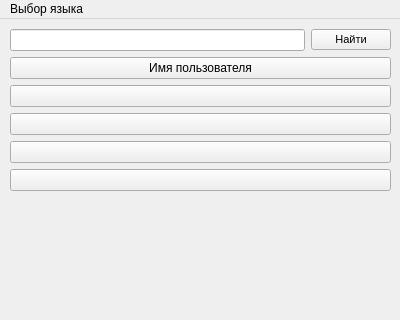
This is OverseasClient/client/mainwindow.ui in mertismk/ChatWithForeigners as Qt 5 draws it before an edit; both pictures show x 0 to 400 and y 0 to 320 of the 400 by 600 pixel window. The edited form follows.
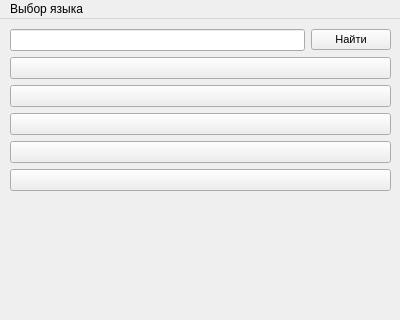
This is the edited form.

Patch:
```diff
--- a/OverseasClient/client/mainwindow.ui
+++ b/OverseasClient/client/mainwindow.ui
@@ -53,7 +53,7 @@
      <item>
       <widget class="QPushButton" name="Chat1_pushButton">
        <property name="text">
-        <string>Имя пользователя</string>
+        <string/>
        </property>
       </widget>
      </item>
```
